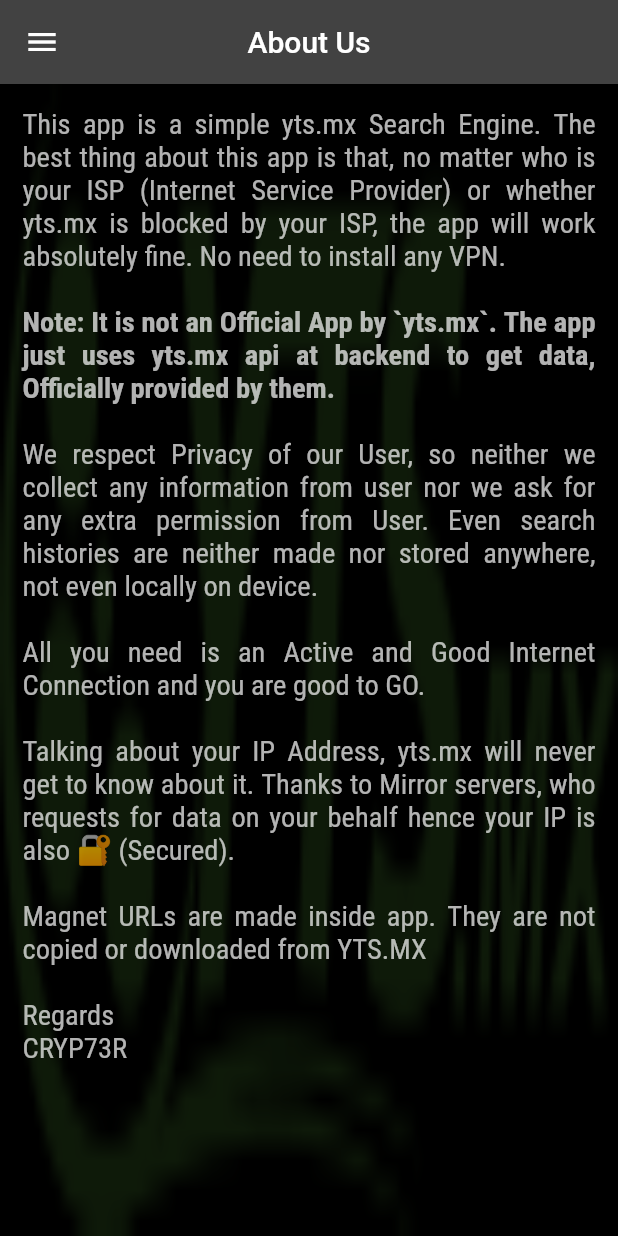
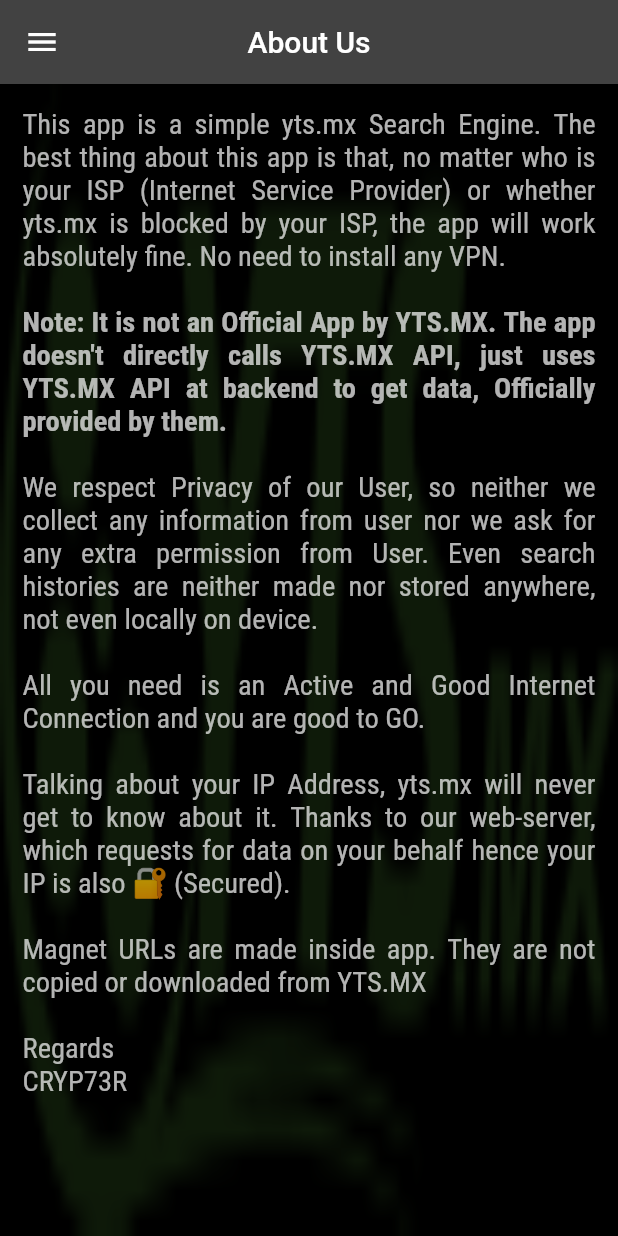
Before and after one commit to cryp73r/Flutter_App_Development, a Flutter app: the AboutUsScreen screen opened by its route, on a phone screen of 412 x 824 dp. Run offline on Flutter 3.47's test engine with Material 2 defaults, Android fonts, the phone set to English and light mode, and no system bars; our stand-ins replace carousel_slider, firebase_auth, firebase_core, firebase_database, google_sign_in and 3 more; missing offline and left inert: dart:ffi; accounts and stored records are empty.

Commit message:
updated request url in utils.dart and plugins

```diff
--- a/yts_mx/lib/JsonData/getJsonData.dart
+++ b/yts_mx/lib/JsonData/getJsonData.dart
@@ -54,7 +54,6 @@ Future<Map> getJsonData(String apiUrl,
     apiUrl += "with_cast=$withCast&";
   }
   apiUrl = apiUrl.substring(0, apiUrl.length-1);
-  print(apiUrl);
   response = await http.get(Uri.parse(apiUrl));
   return json.decode("${response.body}");
 }
--- a/yts_mx/lib/screens/aboutUsScreen.dart
+++ b/yts_mx/lib/screens/aboutUsScreen.dart
@@ -39,7 +39,7 @@ class AboutUsScreen extends StatelessWidget {
             style: normalBody(),
           ),
           Text(
-            "Note: It is not an Official App by `yts.mx`. The app just uses yts.mx api at backend to get data, Officially provided by them.\n",
+            "Note: It is not an Official App by YTS.MX. The app doesn't directly calls YTS.MX API, just uses YTS.MX API at backend to get data, Officially provided by them.\n",
             textAlign: TextAlign.justify,
             style: importantBody(),
           ),
@@ -54,7 +54,7 @@ class AboutUsScreen extends StatelessWidget {
             style: normalBody(),
           ),
           Text(
-            "Talking about your IP Address, yts.mx will never get to know about it. Thanks to Mirror servers, who requests for data on your behalf hence your IP is also 🔐 (Secured).\n",
+            "Talking about your IP Address, yts.mx will never get to know about it. Thanks to our web-server, which requests for data on your behalf hence your IP is also 🔐 (Secured).\n",
             textAlign: TextAlign.justify,
             style: normalBody(),
           ),
--- a/yts_mx/lib/screens/homeScreen.dart
+++ b/yts_mx/lib/screens/homeScreen.dart
@@ -79,7 +79,7 @@ class HomeScreen extends StatelessWidget {
                                   child: ClipRRect(
                                     borderRadius: BorderRadius.circular(8.0),
                                     child: Image.network(
-                                        tempData["data"]["movies"][index]["medium_cover_image"],
+                                        baseUrlImageData+tempData["data"]["movies"][index]["medium_cover_image"],
                                         fit: BoxFit.cover,
                                         frameBuilder: (BuildContext context, Widget child,
                                             int? frame, bool? wasSynchronouslyLoaded) {
@@ -195,7 +195,7 @@ class HomeScreen extends StatelessWidget {
 
   Widget imageLoader(Map tempData, int index) {
     return Image.network(
-      tempData["data"]["movies"][index]["medium_cover_image"],
+      baseUrlImageData+tempData["data"]["movies"][index]["medium_cover_image"],
       fit: BoxFit.cover,
       frameBuilder: (BuildContext context, Widget child,
           int? frame, bool? wasSynchronouslyLoaded) {
--- a/yts_mx/lib/screens/more_movies_screen.dart
+++ b/yts_mx/lib/screens/more_movies_screen.dart
@@ -198,7 +198,7 @@ class _MoreMoviesScreenState extends State<MoreMoviesScreen> {
                       child: ClipRRect(
                         borderRadius: BorderRadius.circular(8.0),
                         child: Image.network(
-                          _rawData[index]["medium_cover_image"],
+                          baseUrlImageData+_rawData[index]["medium_cover_image"],
                           fit: BoxFit.cover,
                           frameBuilder: (BuildContext context, Widget child,
                               int? frame, bool? wasSynchronouslyLoaded) {
--- a/yts_mx/lib/screens/searchScreen.dart
+++ b/yts_mx/lib/screens/searchScreen.dart
@@ -231,7 +231,7 @@ class _SearchScreenState extends State<SearchScreen> {
                     child: ClipRRect(
                       borderRadius: BorderRadius.circular(8.0),
                       child: Image.network(
-                        _rawData[index]["medium_cover_image"],
+                        baseUrlImageData+_rawData[index]["medium_cover_image"],
                         fit: BoxFit.cover,
                         frameBuilder: (BuildContext context, Widget child,
                             int? frame, bool? wasSynchronouslyLoaded) {
--- a/yts_mx/lib/screens/short_detail_screen.dart
+++ b/yts_mx/lib/screens/short_detail_screen.dart
@@ -1,5 +1,7 @@
 import 'package:flutter/material.dart';
 import 'package:yts_mx/screens/movieDetailScreen.dart';
+
+import '../utils/utils.dart';
 
 class ShortDetailScreen extends StatefulWidget {
   final Map? tempData;
@@ -39,7 +41,7 @@ class _ShortDetailScreenState extends State<ShortDetailScreen> {
         Expanded(child: ClipRRect(
           borderRadius: BorderRadius.circular(8.0),
           child: Image.network(
-            tempData["medium_cover_image"],
+            baseUrlImageData+tempData["medium_cover_image"],
             fit: BoxFit.cover,
             frameBuilder: (BuildContext context, Widget child,
                 int? frame, bool? wasSynchronouslyLoaded) {
```
Also changed, not shown: yts_mx/lib/screens/movieDetailScreen.dart (+4 -5 lines), yts_mx/pubspec.yaml (+8 -7 lines), yts_mx/pubspec.lock, 1 other file.
